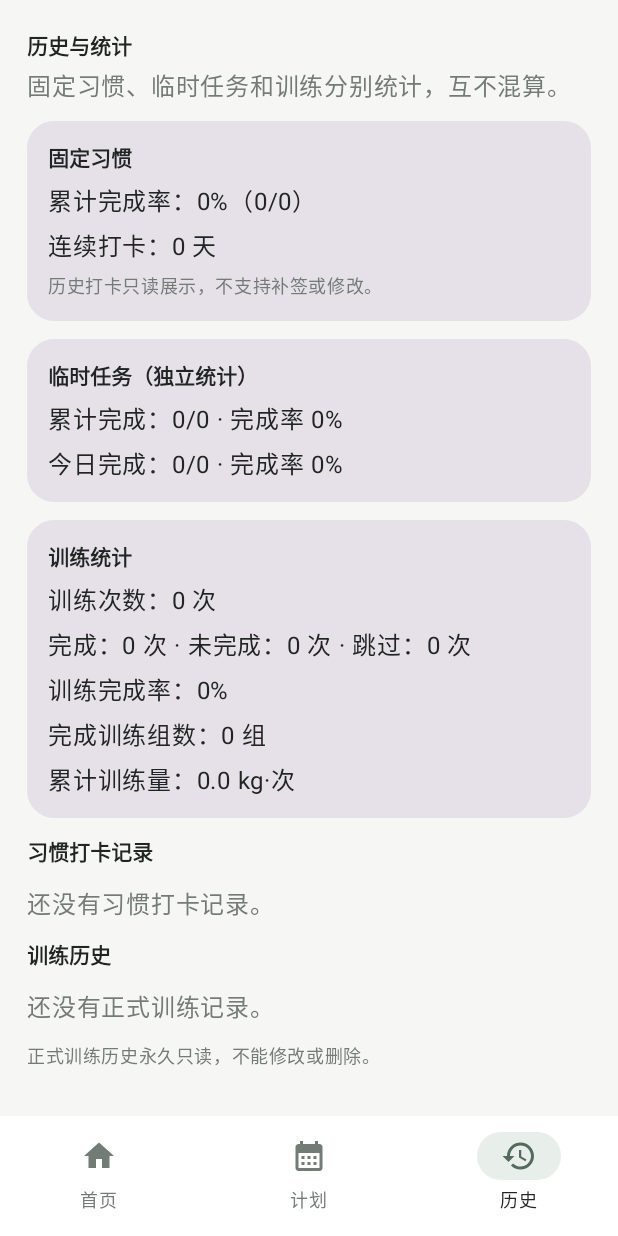
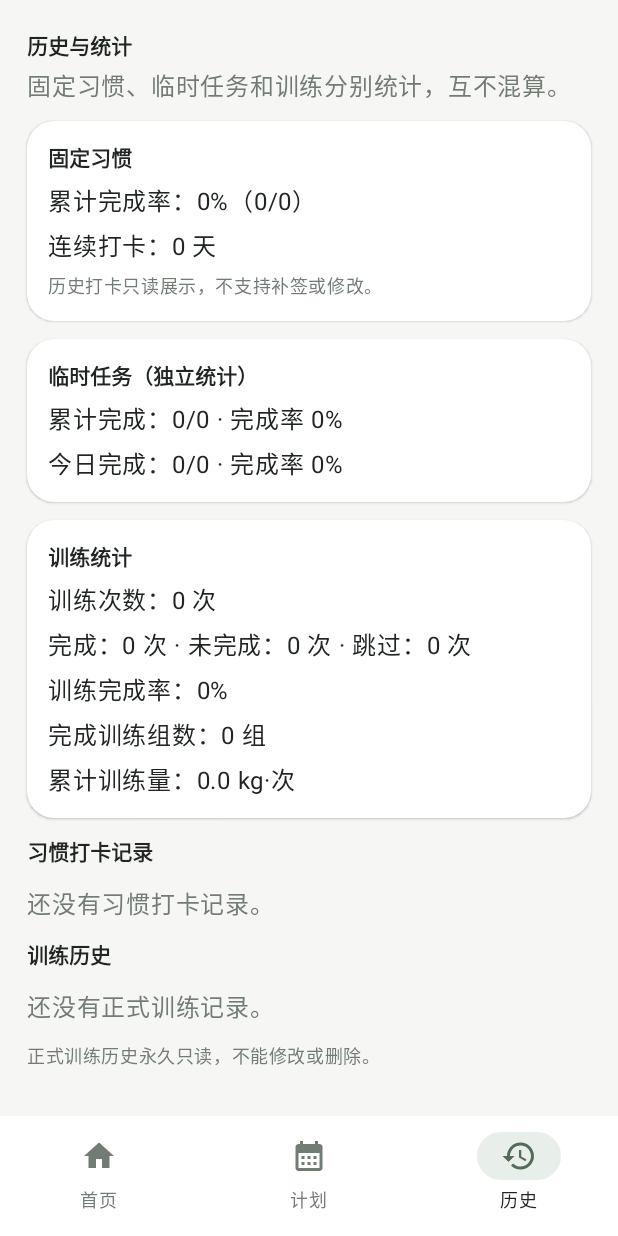
Before and after one commit to BXXDMHHH/DailyFit, an Android app built with Jetpack Compose: the HistoryScreen screen opened through its navigation route, on a phone screen of 412 x 824 dp. Run offline under Robolectric (Android 15) with nearby library versions, the phone set to English and light mode, and no system bars; our stand-ins replace Room's generated code.

Commit message:
style: apply consistent elevated surfaces across screens

```diff
--- a/app/src/main/java/com/dailyfit/app/feature/history/HistoryScreen.kt
+++ b/app/src/main/java/com/dailyfit/app/feature/history/HistoryScreen.kt
@@ -15,6 +15,7 @@ import androidx.compose.foundation.lazy.items
 import androidx.compose.material3.AlertDialog
 import androidx.compose.material3.Button
 import androidx.compose.material3.Card
+import androidx.compose.material3.CardDefaults
 import androidx.compose.material3.CircularProgressIndicator
 import androidx.compose.material3.MaterialTheme
 import androidx.compose.material3.Text
@@ -97,7 +98,11 @@ fun HistoryScreen(
             }
         }
         item {
-            Card(Modifier.fillMaxWidth()) {
+            Card(
+                modifier = Modifier.fillMaxWidth(),
+                colors = CardDefaults.cardColors(containerColor = MaterialTheme.colorScheme.surface),
+                elevation = CardDefaults.cardElevation(defaultElevation = 1.dp)
+            ) {
                 Column(Modifier.padding(14.dp), verticalArrangement = Arrangement.spacedBy(6.dp)) {
                     Text("固定习惯", style = MaterialTheme.typography.titleMedium)
                     if (state.isLoading) {
@@ -112,7 +117,11 @@ fun HistoryScreen(
             }
         }
         item {
-            Card(Modifier.fillMaxWidth()) {
+            Card(
+                modifier = Modifier.fillMaxWidth(),
+                colors = CardDefaults.cardColors(containerColor = MaterialTheme.colorScheme.surface),
+                elevation = CardDefaults.cardElevation(defaultElevation = 1.dp)
+            ) {
                 Column(Modifier.padding(14.dp), verticalArrangement = Arrangement.spacedBy(6.dp)) {
                     Text("临时任务（独立统计）", style = MaterialTheme.typography.titleMedium)
                     if (state.isLoading) {
@@ -126,7 +135,11 @@ fun HistoryScreen(
             }
         }
         item {
-            Card(Modifier.fillMaxWidth()) {
+            Card(
+                modifier = Modifier.fillMaxWidth(),
+                colors = CardDefaults.cardColors(containerColor = MaterialTheme.colorScheme.surface),
+                elevation = CardDefaults.cardElevation(defaultElevation = 1.dp)
+            ) {
                 Column(Modifier.padding(14.dp), verticalArrangement = Arrangement.spacedBy(6.dp)) {
                     Text("训练统计", style = MaterialTheme.typography.titleMedium)
                     if (!historyLoaded || !statsLoaded) {
@@ -166,7 +179,8 @@ fun HistoryScreen(
             item { Text("还没有正式训练记录。", color = MaterialTheme.colorScheme.onSurfaceVariant) }
         }
         items(rows, key = { it.id }) { row ->
-            Card(Modifier.fillMaxWidth().clickable {
+            Card(
+                modifier = Modifier.fillMaxWidth().clickable {
                 scope.launch {
                     selected = row
                     details = emptyList()
@@ -179,7 +193,10 @@ fun HistoryScreen(
                         .onFailure { detailsError = it.message ?: "训练详情加载失败" }
                     detailsLoading = false
                 }
-            }) {
+            },
+                colors = CardDefaults.cardColors(containerColor = MaterialTheme.colorScheme.surface),
+                elevation = CardDefaults.cardElevation(defaultElevation = 1.dp)
+            ) {
                 Column(Modifier.padding(14.dp), verticalArrangement = Arrangement.spacedBy(4.dp)) {
                     Text(row.titleSnapshot, style = MaterialTheme.typography.titleMedium)
                     Text(
@@ -225,7 +242,11 @@ fun HistoryScreen(
 
 @Composable
 private fun HabitHistoryRow(record: HabitRecordEntity) {
-    Card(Modifier.fillMaxWidth()) {
+    Card(
+                modifier = Modifier.fillMaxWidth(),
+                colors = CardDefaults.cardColors(containerColor = MaterialTheme.colorScheme.surface),
+                elevation = CardDefaults.cardElevation(defaultElevation = 1.dp)
+            ) {
         Row(
             Modifier.fillMaxWidth().padding(14.dp),
             verticalAlignment = Alignment.CenterVertically
```
